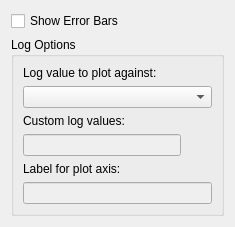
The window that qt/python/mantidqt/dialogs/advancedplotswidget.ui (mantidproject/mantid) describes before a commit, drawn with Qt 5.
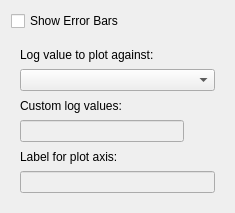
The same window after the commit.

Commit message:
Fix Advanced Plot not laying-out correctly
Fixes advanced plotting laying out correctly. This was a culmination of
issues:
- QGroupBox not respecting a layout (doing it's own thing)
- Us trying to "help" Qt by providing a minimum size, which then causes
it to start at that size

Additionally simplify the layout from a grid layout to the following:
- Top level vertical layout
- Embedded horizontal layout for the rebin options / indicator

This should give Qt an easier time than grid layout to maximise our
chances

```diff
--- a/qt/python/mantidqt/dialogs/advancedplotswidget.ui
+++ b/qt/python/mantidqt/dialogs/advancedplotswidget.ui
@@ -24,20 +24,41 @@
       </widget>
      </item>
      <item>
-      <widget class="QGroupBox" name="log_options_group_box">
+      <widget class="QFrame" name="log_options_group_box">
        <property name="sizePolicy">
         <sizepolicy hsizetype="Expanding" vsizetype="Preferred">
          <horstretch>0</horstretch>
          <verstretch>0</verstretch>
         </sizepolicy>
        </property>
-       <property name="title">
-        <string>Log Options</string>
-       </property>
-       <layout class="QGridLayout" name="gridLayout_3">
-        <item row="0" column="0">
-         <layout class="QGridLayout" name="gridLayout_2">
-          <item row="3" column="0">
+       <layout class="QVBoxLayout" name="verticalLayout_2">
+        <item>
+         <widget class="QLabel" name="label">
+          <property name="text">
+           <string>Log value to plot against:</string>
+          </property>
+         </widget>
+        </item>
+        <item>
+         <widget class="QComboBox" name="log_value_combo_box">
+          <property name="sizePolicy">
+           <sizepolicy hsizetype="Preferred" vsizetype="Fixed">
+            <horstretch>0</horstretch>
+            <verstretch>0</verstretch>
+           </sizepolicy>
+          </property>
+         </widget>
+        </item>
+        <item>
+         <widget class="QLabel" name="label_2">
+          <property name="text">
+           <string>Custom log values:</string>
+          </property>
+         </widget>
+        </item>
+        <item>
+         <layout class="QHBoxLayout" name="log_entry_layout">
+          <item>
            <widget class="QLineEdit" name="custom_log_line_edit">
             <property name="enabled">
              <bool>false</bool>
@@ -47,7 +68,7 @@
             </property>
            </widget>
           </item>
-          <item row="3" column="1">
+          <item>
            <widget class="QPushButton" name="logs_valid">
             <property name="sizePolicy">
              <sizepolicy hsizetype="Fixed" vsizetype="Fixed">
@@ -75,45 +96,21 @@
             </property>
            </widget>
           </item>
-          <item row="0" column="0" colspan="2">
-           <widget class="QLabel" name="label">
-            <property name="text">
-             <string>Log value to plot against:</string>
-            </property>
-           </widget>
-          </item>
-          <item row="1" column="0" colspan="2">
-           <widget class="QComboBox" name="log_value_combo_box">
-            <property name="sizePolicy">
-             <sizepolicy hsizetype="Preferred" vsizetype="Fixed">
-              <horstretch>0</horstretch>
-              <verstretch>0</verstretch>
-             </sizepolicy>
-            </property>
-           </widget>
-          </item>
-          <item row="2" column="0" colspan="2">
-           <widget class="QLabel" name="label_2">
-            <property name="text">
-             <string>Custom log values:</string>
-            </property>
-           </widget>
-          </item>
-          <item row="4" column="0" colspan="2">
+         </layout>
+        </item>
+        <item>
            <widget class="QLabel" name="label_3">
             <property name="text">
              <string>Label for plot axis:</string>
             </property>
            </widget>
           </item>
-          <item row="5" column="0" colspan="2">
+        <item>
            <widget class="QLineEdit" name="plot_axis_label_line_edit">
             <property name="enabled">
              <bool>false</bool>
             </property>
            </widget>
-          </item>
-         </layout>
         </item>
        </layout>
       </widget>
```
Left out of the diff: 2 changed lines with no effect on the pictures. Lines whose indentation alone changed are shown as unchanged. The commit also changes 2 other files.
